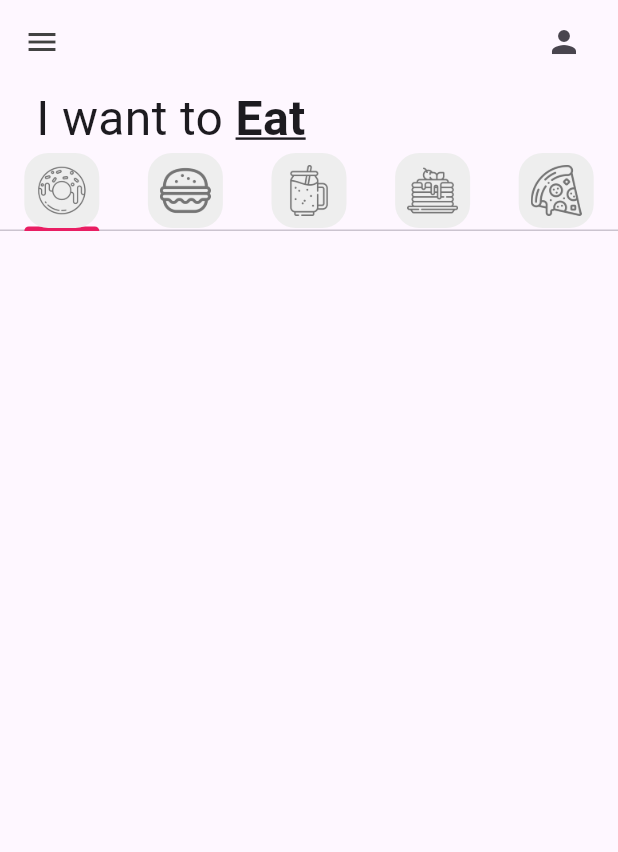
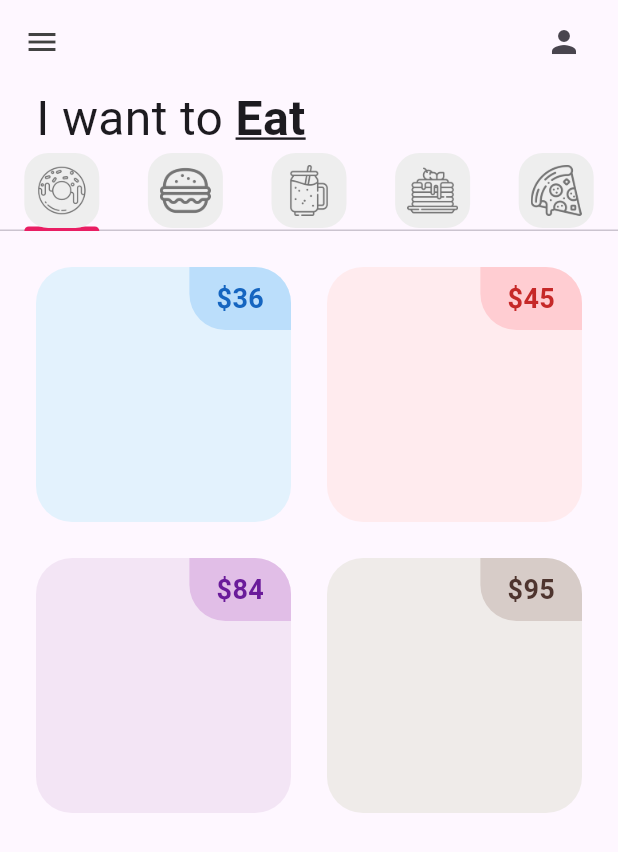
Before and after one commit to Potato1Peeler/donut_app_4sa, a Flutter app: the screen it shows after launch, on a phone screen of 412 x 824 dp. Shown: the top 852 px of the screen. Run offline on Flutter 3.47's test engine with Material 3 defaults, Android fonts, the light colour scheme and no system bars.

Commit message:
Starting DonutTile

```diff
--- a/lib/tabs/donut_tab.dart
+++ b/lib/tabs/donut_tab.dart
@@ -1,7 +1,18 @@
+import 'package:donut_app_4sa/utils/donut_tile.dart';
 import 'package:flutter/material.dart';
 
 class DonutTab extends StatelessWidget {
-  const DonutTab({super.key});
+
+  //list of donuts
+  final List donutsOnSale = [
+    // [ donutFlavor, donutPrice, donutColor, imageName ]
+    ["Ice Cream", "36", Colors.blue, "lib/images/icecream_donut.png"],
+    ["Strawberry", "45", Colors.red, "lib/images/strawberry_donut.png"],
+    ["Grape Ape", "84", Colors.purple, "lib/images/grape_donut.png"],
+    ["Choco", "95", Colors.brown, "lib/images/chocolate_donut.png"],
+  ];
+
+  DonutTab({super.key});
 
   @override
   Widget build(BuildContext context) {
@@ -15,7 +26,14 @@
       padding: const EdgeInsets.all(12),
       //Que elemento se construira
       itemBuilder: (context, index){
-        return;
+        return DonutTile(
+          donutFlavor: donutsOnSale[index][0],
+          donutPrice: donutsOnSale[index][1],
+          donutColor: donutsOnSale [index][2],
+          imageName: donutsOnSale[index][3],
+
+
+        );
       }
       );
   }
--- /dev/null
+++ b/lib/utils/donut_tile.dart
@@ -0,0 +1,53 @@
+import 'package:flutter/material.dart';
+
+class DonutTile extends StatelessWidget {
+  final String donutFlavor;
+  final String donutPrice;
+  //dynamic porque sera de tipo color
+  final dynamic donutColor;
+  final String imageName;
+
+  const DonutTile(
+      {super.key,
+      required this.donutFlavor,
+      required this.donutPrice,
+      required this.donutColor,
+      required this.imageName});
+
+  @override
+  Widget build(BuildContext context) {
+    return Padding(
+      padding: const EdgeInsets.all(12),
+      child: Container(
+        //color: donutColor[50],
+        decoration: BoxDecoration(
+          color: donutColor[50],
+          //esquinas redondeadas
+          borderRadius: BorderRadius.circular(24),
+        ),
+        child: Column(children: [
+          Row(
+            mainAxisAlignment: MainAxisAlignment.end,
+            children: [
+              Container(
+                decoration: BoxDecoration(
+                  color:donutColor[100],
+                  borderRadius: BorderRadius.only(bottomLeft:Radius.circular(24), topRight: Radius.circular(24) ),
+                ),
+                padding: const EdgeInsets.symmetric(vertical: 8, horizontal: 18),
+                child: Text(
+                   '\$$donutPrice',
+                   style: TextStyle(
+                    fontWeight: FontWeight.bold,
+                    fontSize:18,
+                    color: donutColor[800]
+                   ),
+                ),
+              )
+            ],
+            )
+        ],),
+      ),
+    );
+  }
+}
```
